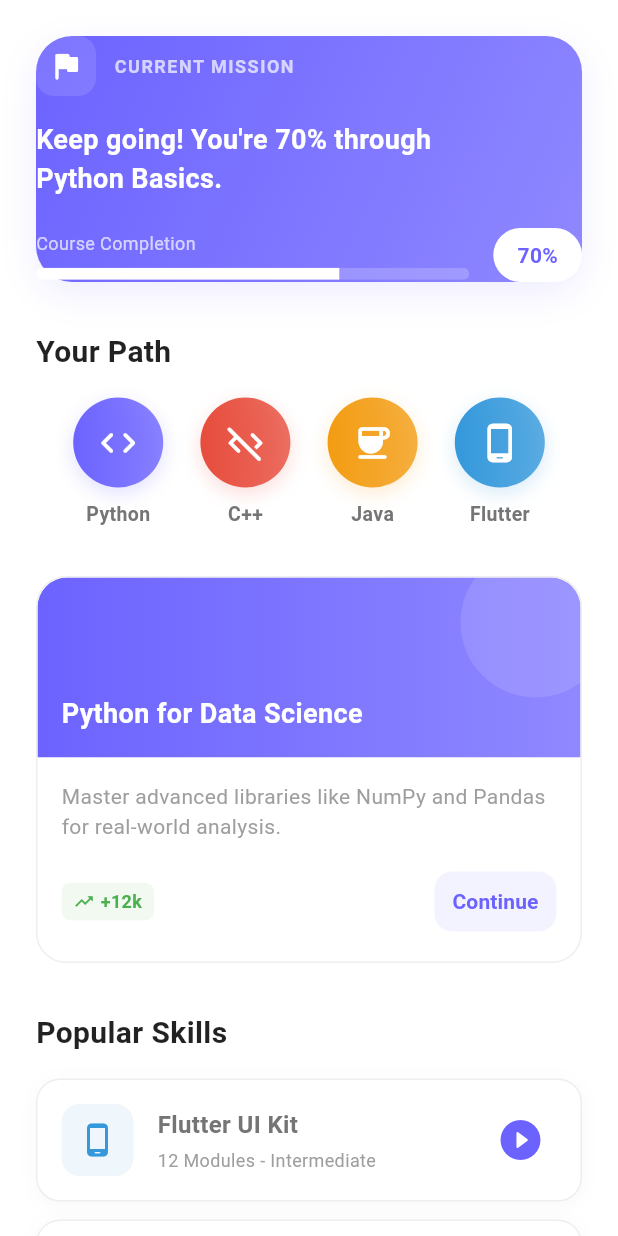
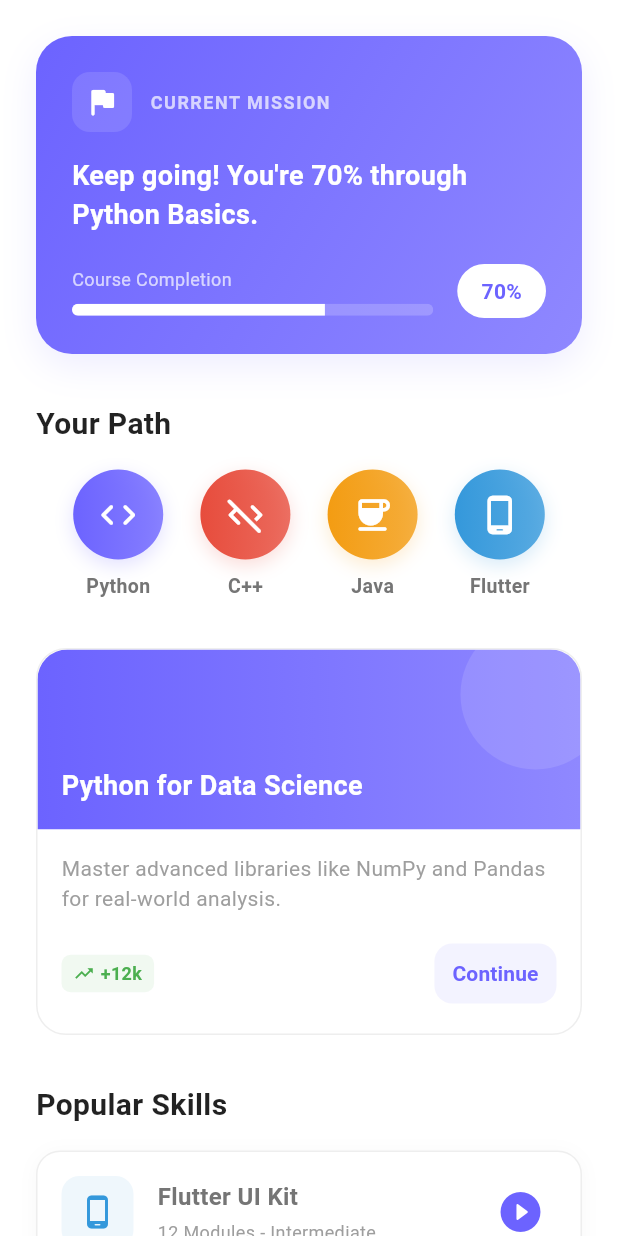
Before and after one commit to ahadulsohag/skill_up, a Flutter app: the HomeScreen screen opened by its route, on a phone screen of 412 x 824 dp. Run offline on Flutter 3.47's test engine with Material 3 defaults, Android fonts, the phone set to English and light mode, and no system bars; our stand-ins replace supabase_flutter; accounts and stored records are empty.

Commit message:
just a little thing

```diff
--- a/lib/features/home/presentation/screens/home_screen.dart
+++ b/lib/features/home/presentation/screens/home_screen.dart
@@ -50,6 +50,7 @@ class HomeScreen extends StatelessWidget {
 
   Widget _buildCurrentMissionCard(BuildContext context) {
     return Container(
+      padding: const EdgeInsets.all(AppDimensions.paddingL),
       decoration: BoxDecoration(
         gradient: AppColors.primaryGradient,
         borderRadius: BorderRadius.circular(24),
```
